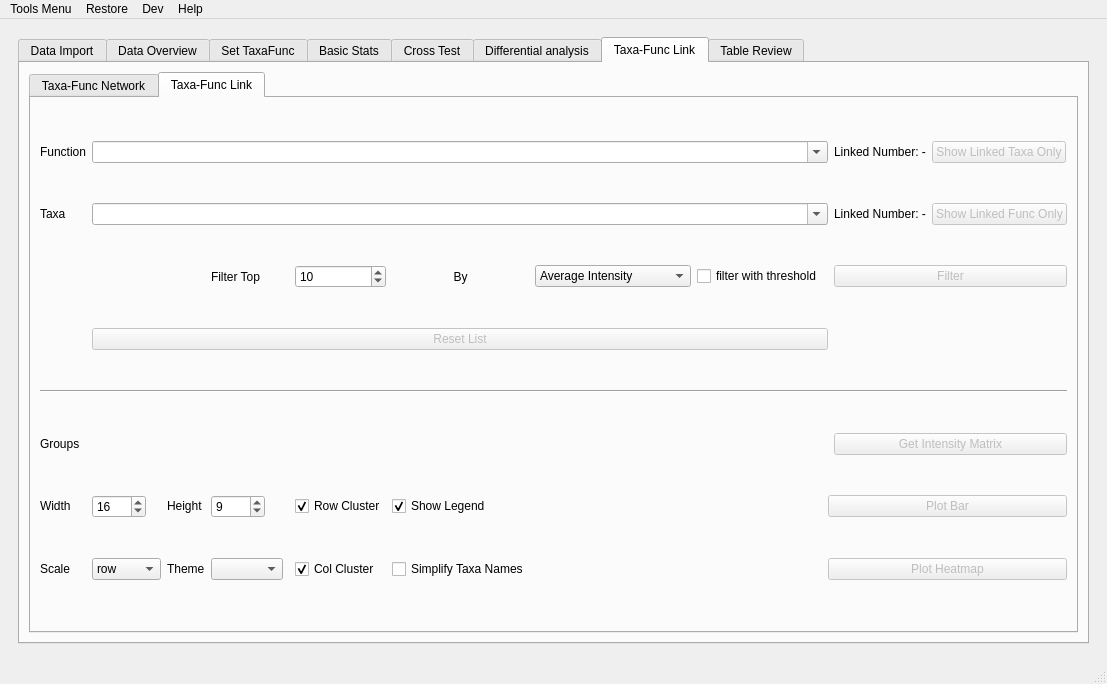
Old version of the form utils/MetaX_GUI/MainWindow.ui in the repository byemaxx/MetaX.
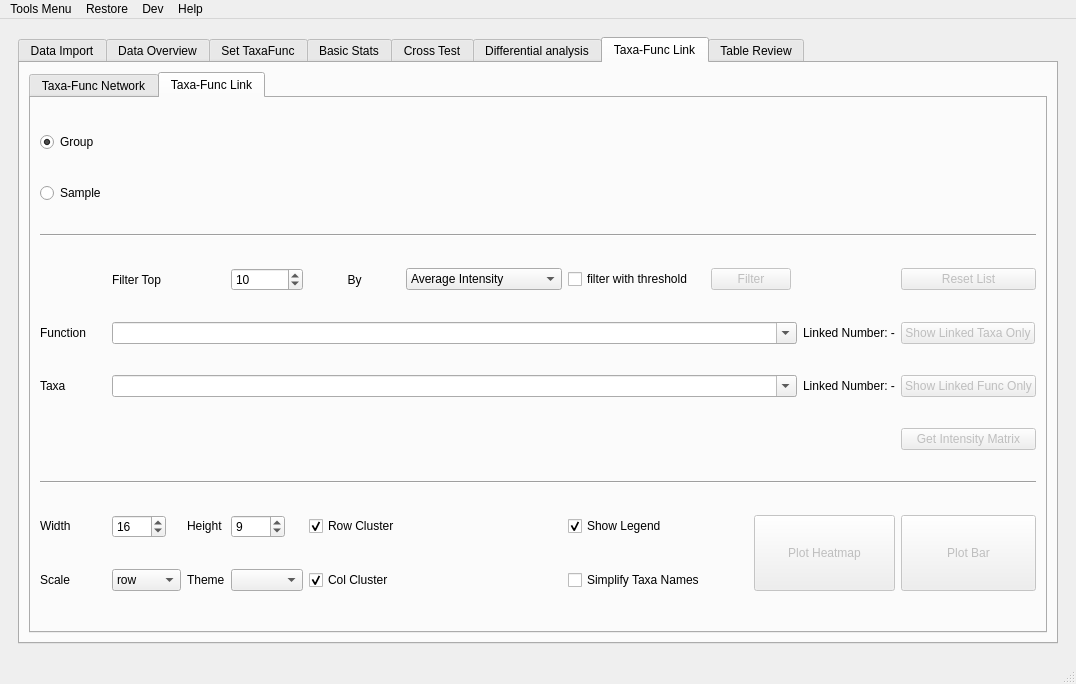
New version of the form. The open tabs and pages were chosen to show the change.

What changed in the file:
```diff
--- a/utils/MetaX_GUI/MainWindow.ui
+++ b/utils/MetaX_GUI/MainWindow.ui
@@ -3915,109 +3915,63 @@
                 <string>Taxa-Func Link</string>
                </attribute>
                <layout class="QGridLayout" name="gridLayout_4">
-                <item row="1" column="1" colspan="9">
-                 <widget class="QComboBox" name="comboBox_others_taxa">
+                <item row="11" column="0">
+                 <widget class="QLabel" name="label_21">
                   <property name="sizePolicy">
-                   <sizepolicy hsizetype="Preferred" vsizetype="Fixed">
+                   <sizepolicy hsizetype="Fixed" vsizetype="Fixed">
                     <horstretch>0</horstretch>
                     <verstretch>0</verstretch>
                    </sizepolicy>
                   </property>
-                  <property name="editable">
-                   <bool>true</bool>
-                  </property>
-                 </widget>
-                </item>
-                <item row="5" column="0">
-                 <widget class="QLabel" name="label_22">
                   <property name="text">
-                   <string>Groups</string>
+                   <string>Width</string>
                   </property>
                  </widget>
                 </item>
-                <item row="7" column="1">
-                 <widget class="QComboBox" name="comboBox_tflink_hetatmap_scale">
+                <item row="4" column="11">
+                 <widget class="QPushButton" name="pushButton_others_show_linked_taxa">
+                  <property name="enabled">
+                   <bool>false</bool>
+                  </property>
                   <property name="sizePolicy">
                    <sizepolicy hsizetype="Fixed" vsizetype="Fixed">
                     <horstretch>0</horstretch>
                     <verstretch>0</verstretch>
                    </sizepolicy>
                   </property>
-                  <item>
-                   <property name="text">
-                    <string>row</string>
-                   </property>
-                  </item>
-                  <item>
-                   <property name="text">
-                    <string>column</string>
-                   </property>
-                  </item>
-                  <item>
-                   <property name="text">
-                    <string>None</string>
-                   </property>
-                  </item>
-                 </widget>
-                </item>
-                <item row="7" column="6">
-                 <widget class="QCheckBox" name="checkBox_tflink_hetatmap_rename_taxa">
                   <property name="text">
-                   <string>Simplify Taxa Names</string>
+                   <string>Show Linked Taxa Only</string>
                   </property>
                  </widget>
                 </item>
-                <item row="0" column="1" colspan="9">
-                 <widget class="QComboBox" name="comboBox_others_func">
+                <item row="11" column="4">
+                 <widget class="QCheckBox" name="checkBox_tflink_hetatmap_row_cluster">
                   <property name="sizePolicy">
                    <sizepolicy hsizetype="Preferred" vsizetype="Fixed">
                     <horstretch>0</horstretch>
                     <verstretch>0</verstretch>
                    </sizepolicy>
                   </property>
-                  <property name="editable">
+                  <property name="text">
+                   <string>Row Cluster</string>
+                  </property>
+                  <property name="checked">
                    <bool>true</bool>
                   </property>
                  </widget>
                 </item>
-                <item row="1" column="10">
+                <item row="5" column="10">
                  <widget class="QLabel" name="label_others_taxa_num">
                   <property name="text">
                    <string>Linked Number: -</string>
                   </property>
                  </widget>
                 </item>
-                <item row="2" column="10" colspan="2">
-                 <widget class="QPushButton" name="pushButton_tflink_filter">
-                  <property name="enabled">
-                   <bool>false</bool>
-                  </property>
-                  <property name="text">
-                   <string>Filter</string>
-                  </property>
-                 </widget>
-                </item>
-                <item row="6" column="9" colspan="3">
-                 <widget class="QPushButton" name="pushButton_others_plot_line">
-                  <property name="enabled">
-                   <bool>false</bool>
-                  </property>
-                  <property name="sizePolicy">
-                   <sizepolicy hsizetype="Preferred" vsizetype="Fixed">
-                    <horstretch>0</horstretch>
-                    <verstretch>0</verstretch>
-                   </sizepolicy>
-                  </property>
-                  <property name="text">
-                   <string>Plot Bar</string>
-                  </property>
-                 </widget>
-                </item>
-                <item row="5" column="1" colspan="9">
+                <item row="0" column="1" colspan="11">
                  <layout class="QGridLayout" name="gridLayout_tflink_group"/>
                 </item>
-                <item row="6" column="0">
-                 <widget class="QLabel" name="label_21">
+                <item row="3" column="6">
+                 <widget class="QCheckBox" name="checkBox_tflink_top_filtered">
                   <property name="sizePolicy">
                    <sizepolicy hsizetype="Fixed" vsizetype="Fixed">
                     <horstretch>0</horstretch>
@@ -4025,30 +3979,37 @@
                    </sizepolicy>
                   </property>
                   <property name="text">
-                   <string>Width</string>
+                   <string>filter with threshold</string>
                   </property>
                  </widget>
                 </item>
-                <item row="7" column="0">
-                 <widget class="QLabel" name="label_23">
+                <item row="3" column="11">
+                 <widget class="QPushButton" name="pushButton_others_fresh_taxa_func">
+                  <property name="enabled">
+                   <bool>false</bool>
+                  </property>
                   <property name="sizePolicy">
-                   <sizepolicy hsizetype="Preferred" vsizetype="Preferred">
+                   <sizepolicy hsizetype="Preferred" vsizetype="Fixed">
                     <horstretch>0</horstretch>
                     <verstretch>0</verstretch>
                    </sizepolicy>
                   </property>
-                  <property name="layoutDirection">
-                   <enum>Qt::LeftToRight</enum>
-                  </property>
                   <property name="text">
-                   <string>Scale</string>
+                   <string>Reset List</string>
                   </property>
-                  <property name="alignment">
-                   <set>Qt::AlignLeading|Qt::AlignLeft|Qt::AlignVCenter</set>
+                 </widget>
+                </item>
+                <item row="12" column="3">
+                 <widget class="QComboBox" name="comboBox_tflink_cmap">
+                  <property name="sizePolicy">
+                   <sizepolicy hsizetype="Fixed" vsizetype="Fixed">
+                    <horstretch>0</horstretch>
+                    <verstretch>0</verstretch>
+                   </sizepolicy>
                   </property>
                  </widget>
                 </item>
-                <item row="7" column="5">
+                <item row="12" column="4">
                  <widget class="QCheckBox" name="checkBox_tflink_hetatmap_col_cluster">
                   <property name="sizePolicy">
                    <sizepolicy hsizetype="Fixed" vsizetype="Fixed">
@@ -4067,52 +4028,17 @@
                   </property>
                  </widget>
                 </item>
-                <item row="0" column="11">
-                 <widget class="QPushButton" name="pushButton_others_show_linked_taxa">
-                  <property name="enabled">
-                   <bool>false</bool>
+                <item row="9" column="0" colspan="12">
+                 <widget class="Line" name="line_3">
+                  <property name="orientation">
+                   <enum>Qt::Horizontal</enum>
                   </property>
-                  <property name="sizePolicy">
-                   <sizepolicy hsizetype="Fixed" vsizetype="Fixed">
-                    <horstretch>0</horstretch>
-                    <verstretch>0</verstretch>
-                   </sizepolicy>
-                  </property>
-                  <property name="text">
-                   <string>Show Linked Taxa Only</string>
-                  </property>
                  </widget>
                 </item>
-                <item row="7" column="2">
-                 <widget class="QLabel" name="label_61">
+                <item row="3" column="3">
+                 <widget class="QSpinBox" name="spinBox_tflink_top_num">
                   <property name="sizePolicy">
-                   <sizepolicy hsizetype="Preferred" vsizetype="Preferred">
-                    <horstretch>0</horstretch>
-                    <verstretch>0</verstretch>
-                   </sizepolicy>
-                  </property>
-                  <property name="text">
-                   <string>Theme</string>
-                  </property>
-                 </widget>
-                </item>
-                <item row="1" column="0">
-                 <widget class="QLabel" name="label_19">
-                  <property name="sizePolicy">
-                   <sizepolicy hsizetype="Fixed" vsizetype="Fixed">
-                    <horstretch>0</horstretch>
-                    <verstretch>0</verstretch>
-                   </sizepolicy>
-                  </property>
-                  <property name="text">
-                   <string>Taxa</string>
-                  </property>
-                 </widget>
-                </item>
-                <item row="6" column="3">
-                 <widget class="QSpinBox" name="spinBox_tflink_height">
-                  <property name="sizePolicy">
-                   <sizepolicy hsizetype="Fixed" vsizetype="Fixed">
+                   <sizepolicy hsizetype="MinimumExpanding" vsizetype="Fixed">
                     <horstretch>0</horstretch>
                     <verstretch>0</verstretch>
                    </sizepolicy>
@@ -4121,14 +4047,40 @@
                    <number>1</number>
                   </property>
                   <property name="maximum">
-                   <number>1000</number>
+                   <number>99999</number>
                   </property>
                   <property name="value">
-                   <number>9</number>
+                   <number>10</number>
                   </property>
                  </widget>
                 </item>
-                <item row="6" column="1">
+                <item row="11" column="2">
+                 <widget class="QLabel" name="label_20">
+                  <property name="sizePolicy">
+                   <sizepolicy hsizetype="Fixed" vsizetype="Fixed">
+                    <horstretch>0</horstretch>
+                    <verstretch>0</verstretch>
+                   </sizepolicy>
+                  </property>
+                  <property name="text">
+                   <string>Height</string>
+                  </property>
+                 </widget>
+                </item>
+                <item row="4" column="1" colspan="9">
+                 <widget class="QComboBox" name="comboBox_others_func">
+                  <property name="sizePolicy">
+                   <sizepolicy hsizetype="Preferred" vsizetype="Fixed">
+                    <horstretch>0</horstretch>
+                    <verstretch>0</verstretch>
+                   </sizepolicy>
+                  </property>
+                  <property name="editable">
+                   <bool>true</bool>
+                  </property>
+                 </widget>
+                </item>
+                <item row="11" column="1">
                  <widget class="QSpinBox" name="spinBox_tflink_width">
                   <property name="sizePolicy">
                    <sizepolicy hsizetype="Fixed" vsizetype="Fixed">
@@ -4147,7 +4099,7 @@
                   </property>
                  </widget>
                 </item>
-                <item row="6" column="6">
+                <item row="11" column="6">
                  <widget class="QCheckBox" name="checkBox_tflink_bar_show_legend">
                   <property name="text">
                    <string>Show Legend</string>
@@ -4157,7 +4109,65 @@
                   </property>
                  </widget>
                 </item>
-                <item row="0" column="10">
+                <item row="1" column="0">
+                 <widget class="QRadioButton" name="radioButton_tflink_sample">
+                  <property name="text">
+                   <string>Sample</string>
+                  </property>
+                 </widget>
+                </item>
+                <item row="5" column="0">
+                 <widget class="QLabel" name="label_19">
+                  <property name="sizePolicy">
+                   <sizepolicy hsizetype="Fixed" vsizetype="Fixed">
+                    <horstretch>0</horstretch>
+                    <verstretch>0</verstretch>
+                   </sizepolicy>
+                  </property>
+                  <property name="text">
+                   <string>Taxa</string>
+                  </property>
+                 </widget>
+                </item>
+                <item row="12" column="1">
+                 <widget class="QComboBox" name="comboBox_tflink_hetatmap_scale">
+                  <property name="sizePolicy">
+                   <sizepolicy hsizetype="Fixed" vsizetype="Fixed">
+                    <horstretch>0</horstretch>
+                    <verstretch>0</verstretch>
+                   </sizepolicy>
+                  </property>
+                  <item>
+                   <property name="text">
+                    <string>row</string>
+                   </property>
+                  </item>
+                  <item>
+                   <property name="text">
+                    <string>column</string>
+                   </property>
+                  </item>
+                  <item>
+                   <property name="text">
+                    <string>None</string>
+                   </property>
+                  </item>
+                 </widget>
+                </item>
+                <item row="0" column="0">
+                 <widget class="QRadioButton" name="radioButton_tflink_group">
+                  <property name="text">
+                   <string>Group</string>
+                  </property>
+                  <property name="checked">
+                   <bool>true</bool>
+                  </property>
+                 </widget>
+                </item>
+                <item row="1" column="1" colspan="11">
+                 <layout class="QGridLayout" name="gridLayout_tflink_sample"/>
+                </item>
+                <item row="4" column="10">
                  <widget class="QLabel" name="label_others_func_num">
                   <property name="sizePolicy">
                    <sizepolicy hsizetype="Fixed" vsizetype="Preferred">
@@ -4170,7 +4180,196 @@
                   </property>
                  </widget>
                 </item>
-                <item row="2" column="6">
+                <item row="12" column="2">
+                 <widget class="QLabel" name="label_61">
+                  <property name="sizePolicy">
+                   <sizepolicy hsizetype="Preferred" vsizetype="Preferred">
+                    <horstretch>0</horstretch>
+                    <verstretch>0</verstretch>
+                   </sizepolicy>
+                  </property>
+                  <property name="text">
+                   <string>Theme</string>
+                  </property>
+                 </widget>
+                </item>
+                <item row="11" column="8" rowspan="2" colspan="3">
+                 <widget class="QPushButton" name="pushButton_others_plot_heatmap">
+                  <property name="enabled">
+                   <bool>false</bool>
+                  </property>
+                  <property name="sizePolicy">
+                   <sizepolicy hsizetype="Preferred" vsizetype="Preferred">
+                    <horstretch>0</horstretch>
+                    <verstretch>0</verstretch>
+                   </sizepolicy>
+                  </property>
+                  <property name="text">
+                   <string>Plot Heatmap</string>
+                  </property>
+                 </widget>
+                </item>
+                <item row="12" column="0">
+                 <widget class="QLabel" name="label_23">
+                  <property name="sizePolicy">
+                   <sizepolicy hsizetype="Preferred" vsizetype="Preferred">
+                    <horstretch>0</horstretch>
+                    <verstretch>0</verstretch>
+                   </sizepolicy>
+                  </property>
+                  <property name="layoutDirection">
+                   <enum>Qt::LeftToRight</enum>
+                  </property>
+                  <property name="text">
+                   <string>Scale</string>
+                  </property>
+                  <property name="alignment">
+                   <set>Qt::AlignLeading|Qt::AlignLeft|Qt::AlignVCenter</set>
+                  </property>
+                 </widget>
+                </item>
+                <item row="3" column="5">
+                 <widget class="QComboBox" name="comboBox_tflink_top_by">
+                  <item>
+                   <property name="text">
+                    <string>Average Intensity</string>
+                   </property>
+                  </item>
+                  <item>
+                   <property name="text">
+                    <string>Total Intensity</string>
+                   </property>
+                  </item>
+                  <item>
+                   <property name="text">
+                    <string>Frequency in Samples</string>
+                   </property>
+                  </item>
+                  <item>
+                   <property name="text">
+                    <string>Number of links</string>
+                   </property>
+                  </item>
+                  <item>
+                   <property name="text">
+                    <string>ANOVA(p-value)</string>
+                   </property>
+                  </item>
+                  <item>
+                   <property name="text">
+                    <string>ANOVA(f-statistic)</string>
+                   </property>
+                  </item>
+                  <item>
+                   <property name="text">
+                    <string>T-TEST(p-value)</string>
+                   </property>
+                  </item>
+                  <item>
+                   <property name="text">
+                    <string>T-TEST(t-statistic)</string>
+                   </property>
+                  </item>
+                  <item>
+                   <property name="text">
+                    <string>Deseq2-up(p-value)</string>
+                   </property>
+                  </item>
+                  <item>
+                   <property name="text">
+                    <string>Deseq2-down(p-value)</string>
+                   </property>
+                  </item>
+                  <item>
+                   <property name="text">
+                    <string>Deseq2-up(log2FC)</string>
+                   </property>
+                  </item>
+                  <item>
+                   <property name="text">
+                    <string>Deseq2-down(log2FC)</string>
+                   </property>
+                  </item>
+                 </widget>
+                </item>
+                <item row="11" column="3">
+                 <widget class="QSpinBox" name="spinBox_tflink_height">
+                  <property name="sizePolicy">
+                   <sizepolicy hsizetype="Fixed" vsizetype="Fixed">
+                    <horstretch>0</horstretch>
+                    <verstretch>0</verstretch>
+                   </sizepolicy>
+                  </property>
+                  <property name="minimum">
+                   <number>1</number>
+                  </property>
+                  <property name="maximum">
+                   <number>1000</number>
+                  </property>
+                  <property name="value">
+                   <number>9</number>
+                  </property>
+                 </widget>
+                </item>
+                <item row="5" column="1" colspan="9">
+                 <widget class="QComboBox" name="comboBox_others_taxa">
+                  <property name="sizePolicy">
+                   <sizepolicy hsizetype="Preferred" vsizetype="Fixed">
+                    <horstretch>0</horstretch>
+                    <verstretch>0</verstretch>
+                   </sizepolicy>
+                  </property>
+                  <property name="editable">
+                   <bool>true</bool>
+                  </property>
+                 </widget>
+                </item>
+                <item row="6" column="11">
+                 <widget class="QPushButton" name="pushButton_others_get_intensity_matrix">
+                  <property name="enabled">
+                   <bool>false</bool>
+                  </property>
+                  <property name="sizePolicy">
+                   <sizepolicy hsizetype="Preferred" vsizetype="Fixed">
+                    <horstretch>0</horstretch>
+                    <verstretch>0</verstretch>
+                   </sizepolicy>
+                  </property>
+                  <property name="text">
+                   <string>Get Intensity Matrix</string>
+                  </property>
+                 </widget>
+                </item>
+                <item row="4" column="0">
+                 <widget class="QLabel" name="label_18">
+                  <property name="sizePolicy">
+                   <sizepolicy hsizetype="Fixed" vsizetype="Fixed">
+                    <horstretch>0</horstretch>
+                    <verstretch>0</verstretch>
+                   </sizepolicy>
+                  </property>
+                  <property name="text">
+                   <string>Function</string>
+                  </property>
+                 </widget>
+                </item>
+                <item row="3" column="7" colspan="2">
+                 <widget class="QPushButton" name="pushButton_tflink_filter">
+                  <property name="enabled">
+                   <bool>false</bool>
+                  </property>
+                  <property name="sizePolicy">
+                   <sizepolicy hsizetype="Preferred" vsizetype="Fixed">
+                    <horstretch>0</horstretch>
+                    <verstretch>0</verstretch>
+                   </sizepolicy>
+                  </property>
+                  <property name="text">
+                   <string>Filter</string>
+                  </property>
+                 </widget>
+                </item>
+                <item row="3" column="4">
                  <widget class="QLabel" name="label_76">
                   <property name="sizePolicy">
                    <sizepolicy hsizetype="Minimum" vsizetype="Preferred">
@@ -4186,121 +4385,37 @@
                   </property>
                  </widget>
                 </item>
-                <item row="6" column="2">
-                 <widget class="QLabel" name="label_20">
-                  <property name="sizePolicy">
-                   <sizepolicy hsizetype="Fixed" vsizetype="Fixed">
-                    <horstretch>0</horstretch>
-                    <verstretch>0</verstretch>
-                   </sizepolicy>
-                  </property>
-                  <property name="text">
-                   <string>Height</string>
-                  </property>
-                 </widget>
-                </item>
-                <item row="4" column="0" colspan="12">
-                 <widget class="Line" name="line_3">
-                  <property name="orientation">
-                   <enum>Qt::Horizontal</enum>
-                  </property>
-                 </widget>
-                </item>
-                <item row="2" column="3">
+                <item row="3" column="1">
                  <widget class="QLabel" name="label_75">
                   <property name="text">
                    <string>Filter Top</string>
                   </property>
                  </widget>
                 </item>
-                <item row="7" column="9" colspan="3">
-                 <widget class="QPushButton" name="pushButton_others_plot_heatmap">
+                <item row="11" column="11" rowspan="2">
+                 <widget class="QPushButton" name="pushButton_others_plot_line">
                   <property name="enabled">
                    <bool>false</bool>
                   </property>
                   <property name="sizePolicy">
-                   <sizepolicy hsizetype="Preferred" vsizetype="Fixed">
+                   <sizepolicy hsizetype="Preferred" vsizetype="Preferred">
                     <horstretch>0</horstretch>
                     <verstretch>0</verstretch>
                    </sizepolicy>
                   </property>
                   <property name="text">
-                   <string>Plot Heatmap</string>
+                   <string>Plot Bar</string>
                   </property>
                  </widget>
                 </item>
-                <item row="2" column="8">
-                 <widget class="QCheckBox" name="checkBox_tflink_top_filtered">
-                  <property name="sizePolicy">
-                   <sizepolicy hsizetype="Fixed" vsizetype="Fixed">
-                    <horstretch>0</horstretch>
-                    <verstretch>0</verstretch>
-                   </sizepolicy>
-                  </property>
+                <item row="12" column="6">
+                 <widget class="QCheckBox" name="checkBox_tflink_hetatmap_rename_taxa">
                   <property name="text">
-                   <string>filter with threshold</string>
+                   <string>Simplify Taxa Names</string>
                   </property>
                  </widget>
                 </item>
-                <item row="2" column="5">
-                 <widget class="QSpinBox" name="spinBox_tflink_top_num">
-                  <property name="sizePolicy">
-                   <sizepolicy hsizetype="MinimumExpanding" vsizetype="Fixed">
-                    <horstretch>0</horstretch>
-                    <verstretch>0</verstretch>
-                   </sizepolicy>
-                  </property>
-                  <property name="minimum">
-                   <number>1</number>
-                  </property>
-                  <property name="maximum">
-                   <number>99999</number>
-                  </property>
-                  <property name="value">
-                   <number>10</number>
-                  </property>
-                 </widget>
-                </item>
-                <item row="3" column="1" colspan="9">
-                 <widget class="QPushButton" name="pushButton_others_fresh_taxa_func">
-                  <property name="enabled">
-                   <bool>false</bool>
-                  </property>
-                  <property name="sizePolicy">
-                   <sizepolicy hsizetype="Preferred" vsizetype="Fixed">
-                    <horstretch>0</horstretch>
-                    <verstretch>0</verstretch>
-                   </sizepolicy>
-                  </property>
-                  <property name="text">
-                   <string>Reset List</string>
-                  </property>
-                 </widget>
-                </item>
-                <item row="7" column="3">
-                 <widget class="QComboBox" name="comboBox_tflink_cmap">
-                  <property name="sizePolicy">
-                   <sizepolicy hsizetype="Fixed" vsizetype="Fixed">
-                    <horstretch>0</horstretch>
-                    <verstretch>0</verstretch>
-                   </sizepolicy>
-                  </property>
-                 </widget>
-                </item>
-                <item row="0" column="0">
-                 <widget class="QLabel" name="label_18">
-                  <property name="sizePolicy">
-                   <sizepolicy hsizetype="Fixed" vsizetype="Fixed">
-                    <horstretch>0</horstretch>
-                    <verstretch>0</verstretch>
-                   </sizepolicy>
-                  </property>
-                  <property name="text">
-                   <string>Function</string>
-                  </property>
-                 </widget>
-                </item>
-                <item row="1" column="11">
+                <item row="5" column="11">
                  <widget class="QPushButton" name="pushButton_others_show_linked_func">
                   <property name="enabled">
                    <bool>false</bool>
@@ -4316,95 +4431,11 @@
                   </property>
                  </widget>
                 </item>
-                <item row="5" column="10" colspan="2">
-                 <widget class="QPushButton" name="pushButton_others_get_intensity_matrix">
-                  <property name="enabled">
-                   <bool>false</bool>
+                <item row="2" column="0" colspan="12">
+                 <widget class="Line" name="line_6">
+                  <property name="orientation">
+                   <enum>Qt::Horizontal</enum>
                   </property>
-                  <property name="sizePolicy">
-                   <sizepolicy hsizetype="Preferred" vsizetype="Fixed">
-                    <horstretch>0</horstretch>
-                    <verstretch>0</verstretch>
-                   </sizepolicy>
-                  </property>
-                  <property name="text">
-                   <string>Get Intensity Matrix</string>
-                  </property>
-                 </widget>
-                </item>
-                <item row="6" column="5">
-                 <widget class="QCheckBox" name="checkBox_tflink_hetatmap_row_cluster">
-                  <property name="sizePolicy">
-                   <sizepolicy hsizetype="Preferred" vsizetype="Fixed">
-                    <horstretch>0</horstretch>
-                    <verstretch>0</verstretch>
-                   </sizepolicy>
-                  </property>
-                  <property name="text">
-                   <string>Row Cluster</string>
-                  </property>
-                  <property name="checked">
-                   <bool>true</bool>
-                  </property>
-                 </widget>
-                </item>
-                <item row="2" column="7">
-                 <widget class="QComboBox" name="comboBox_tflink_top_by">
-                  <item>
-                   <property name="text">
-                    <string>Average Intensity</string>
-                   </property>
-                  </item>
-                  <item>
-                   <property name="text">
-                    <string>Total Intensity</string>
-                   </property>
-                  </item>
-                  <item>
-                   <property name="text">
-                    <string>Frequency in Samples</string>
-                   </property>
-                  </item>
-                  <item>
-                   <property name="text">
-                    <string>ANOVA(p-value)</string>
-                   </property>
-                  </item>
-                  <item>
-                   <property name="text">
-                    <string>ANOVA(f-statistic)</string>
-                   </property>
-                  </item>
-                  <item>
-                   <property name="text">
-                    <string>T-TEST(p-value)</string>
-                   </property>
-                  </item>
-                  <item>
-                   <property name="text">
-                    <string>T-TEST(t-statistic)</string>
-                   </property>
-                  </item>
-                  <item>
-                   <property name="text">
-                    <string>Deseq2-up(p-value)</string>
-                   </property>
-                  </item>
-                  <item>
-                   <property name="text">
-                    <string>Deseq2-down(p-value)</string>
-                   </property>
-                  </item>
-                  <item>
-                   <property name="text">
-                    <string>Deseq2-up(log2FC)</string>
-                   </property>
-                  </item>
-                  <item>
-                   <property name="text">
-                    <string>Deseq2-down(log2FC)</string>
-                   </property>
-                  </item>
                  </widget>
                 </item>
                </layout>
```
Left out of the diff: 24 changed lines with no effect on the pictures.
